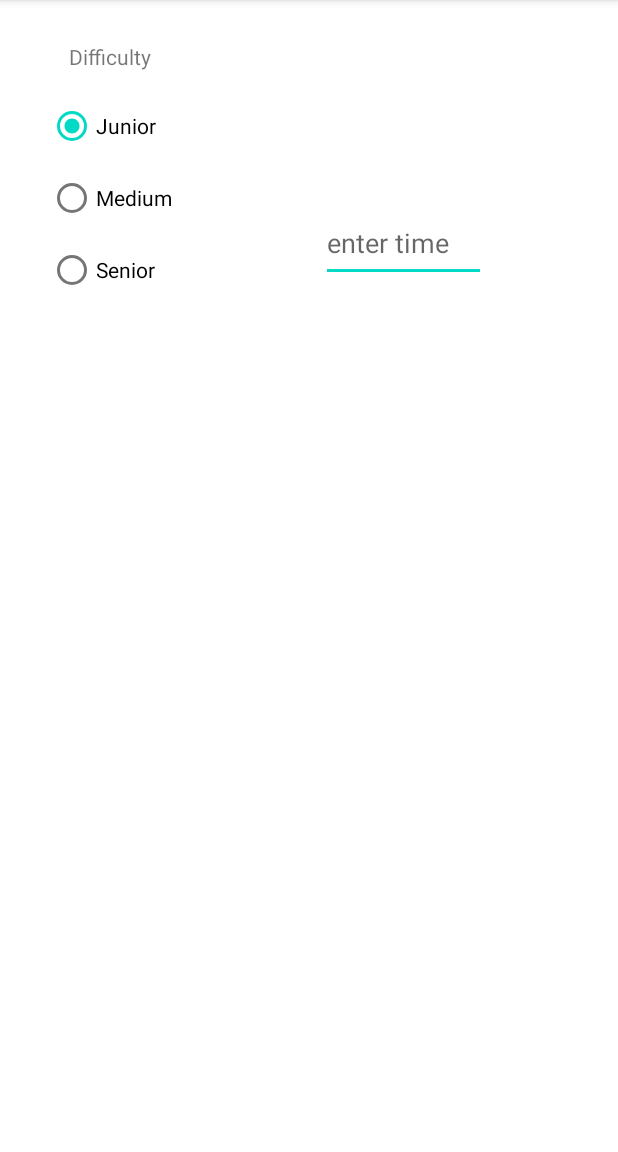
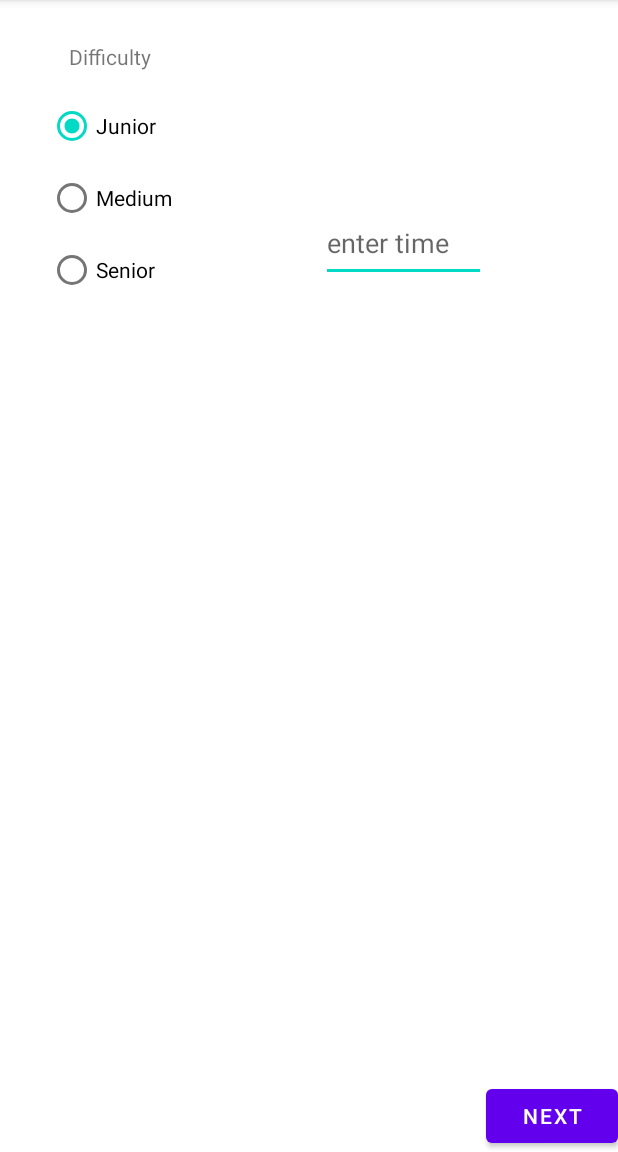
Before and after one commit to Bebrucha/Alias, an Android app: the Settings_4 screen opened directly, with no data from a screen before it, on a phone screen of 412 x 824 dp, the part 84-1236 px from its top. Run offline under Robolectric (Android 15) with nearby library versions, the phone set to English and light mode, and no system bars.

Commit message:
Settings next mygtukas

```diff
--- a/app/src/main/AndroidManifest.xml
+++ b/app/src/main/AndroidManifest.xml
@@ -11,6 +11,9 @@
         android:theme="@style/Theme.Alias">
         <activity
             android:name=".PlayingPhase_6"
+            android:exported="false" />
+        <activity
+            android:name=".Team_Scores_5"
             android:exported="false" />
         <activity
             android:name=".Settings_4"
--- a/app/src/main/java/com/example/alias/Settings_4.java
+++ b/app/src/main/java/com/example/alias/Settings_4.java
@@ -2,7 +2,9 @@ package com.example.alias;
 
 import androidx.appcompat.app.AppCompatActivity;
 
+import android.content.Intent;
 import android.os.Bundle;
+import android.widget.Button;
 
 public class Settings_4 extends AppCompatActivity {
 
@@ -13,5 +15,7 @@ public class Settings_4 extends AppCompatActivity {
         super.onCreate(savedInstanceState);
         setContentView(R.layout.activity_settings_4);
 
+        Button Next = findViewById(R.id.button_settings_next_4);
+        Next.setOnClickListener(v -> startActivity(new Intent(Settings_4.this, Team_Scores_5.class)));
     }
 }
--- a/app/src/main/java/com/example/alias/Team_Scores_5.java
+++ b/app/src/main/java/com/example/alias/Team_Scores_5.java
@@ -13,7 +13,7 @@ public class Team_Scores_5 extends AppCompatActivity{
         Button Start = findViewById(R.id.button_start_game_5);
         Start.setOnClickListener(v -> startActivity(new Intent(Team_Scores_5.this, PlayingPhase_6.class)));
 
-        Button Previous = findViewById(R.id.button_start_game_5);
+        Button Previous = findViewById(R.id.button_previous_5);
         Previous.setOnClickListener(v -> startActivity(new Intent(Team_Scores_5.this, Settings_4.class)));
     }
 
--- a/app/src/main/res/layout/activity_settings_4.xml
+++ b/app/src/main/res/layout/activity_settings_4.xml
@@ -64,5 +64,13 @@
         app:layout_constraintEnd_toEndOf="parent"
         app:layout_constraintTop_toTopOf="parent" />
 
+    <Button
+        android:id="@+id/button_settings_next_4"
+        android:layout_width="wrap_content"
+        android:layout_height="wrap_content"
+        android:text="@string/next"
+        app:layout_constraintBottom_toBottomOf="parent"
+        app:layout_constraintEnd_toEndOf="parent" />
+
     //difficulty selection
 </androidx.constraintlayout.widget.ConstraintLayout>
--- a/app/src/main/res/layout/activity_team_scores_5.xml
+++ b/app/src/main/res/layout/activity_team_scores_5.xml
@@ -15,7 +15,7 @@
         app:layout_constraintStart_toStartOf="parent" />
 
     <Button
-        android:id="@+id/button_back_5"
+        android:id="@+id/button_previous_5"
         android:layout_width="wrap_content"
         android:layout_height="wrap_content"
         android:text="@string/previous"
```
